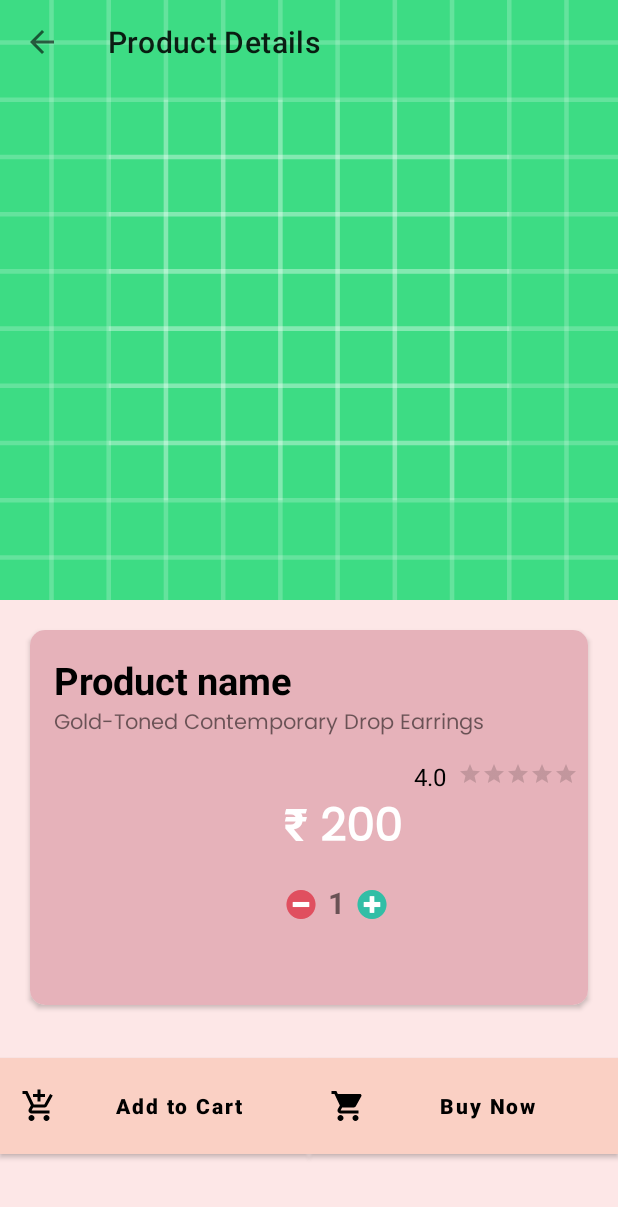
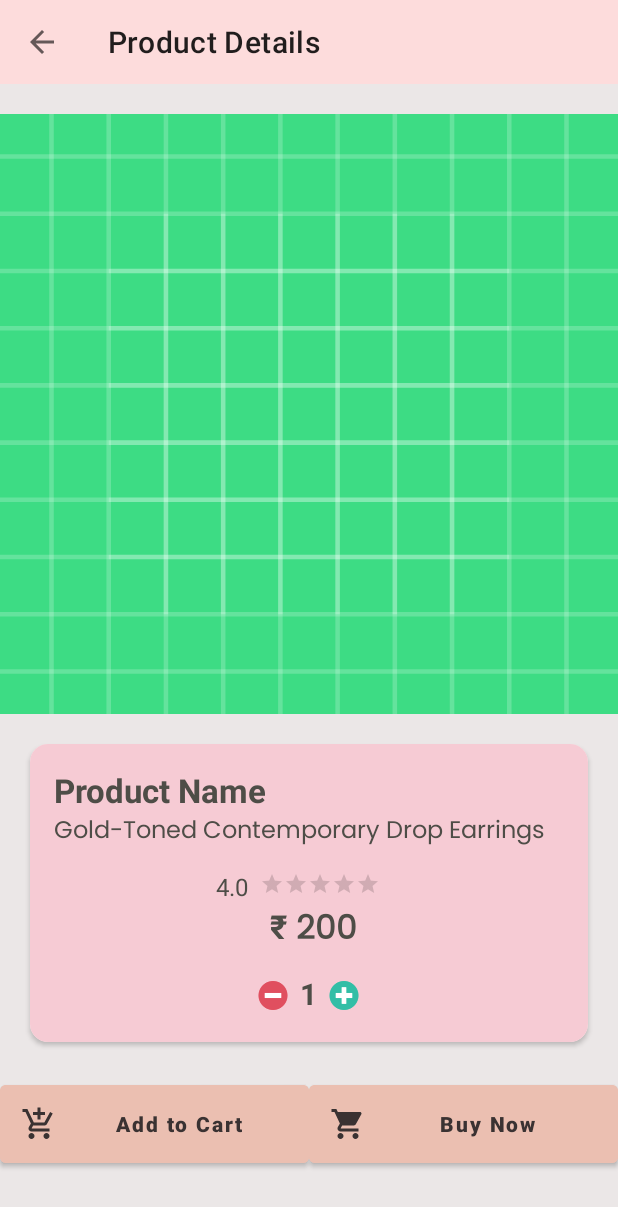
Before and after one commit to Anjalisinggh/kaizenArts, an Android app: the DetailedActivity screen opened directly, with no data from a screen before it, on a phone screen of 412 x 824 dp. Shown: the top 1207 px of the screen. Run offline under Robolectric (Android 15) with nearby library versions, the light colour scheme and no system bars; our stand-ins replace Firebase (no records; nobody signed in at launch, a user with empty details on screens opened directly); pictures from the network do not load.

Commit message:
changes done well

```diff
--- a/app/src/main/java/com/example/kaizenarts/fragments/HomeFragment.java
+++ b/app/src/main/java/com/example/kaizenarts/fragments/HomeFragment.java
@@ -162,7 +162,9 @@ public class HomeFragment extends Fragment {
     }
 
     private void setupPopularProductsRecyclerView() {
-        popularRecycleview.setLayoutManager(new GridLayoutManager(getActivity(), 2));
+        LinearLayoutManager layoutManager = new LinearLayoutManager(getActivity(), LinearLayoutManager.HORIZONTAL, false);
+        popularRecycleview.setLayoutManager(layoutManager);
+
         popularProductsmodelList = new ArrayList<>();
         popularProductsAdapter = new PopularProductsAdapter(getContext(), popularProductsmodelList);
         popularRecycleview.setAdapter(popularProductsAdapter);
@@ -171,6 +173,7 @@ public class HomeFragment extends Fragment {
                 .get()
                 .addOnCompleteListener(task -> handlePopularProductsResult(task));
     }
+
 
     private void handlePopularProductsResult(Task<QuerySnapshot> task) {
         if (task.isSuccessful()) {
--- a/app/src/main/res/layout/activity_detailed.xml
+++ b/app/src/main/res/layout/activity_detailed.xml
@@ -1,22 +1,28 @@
 <?xml version="1.0" encoding="utf-8"?>
-<androidx.constraintlayout.widget.ConstraintLayout xmlns:android="http://schemas.android.com/apk/res/android"
+<androidx.constraintlayout.widget.ConstraintLayout
+    xmlns:android="http://schemas.android.com/apk/res/android"
     xmlns:app="http://schemas.android.com/apk/res-auto"
     xmlns:tools="http://schemas.android.com/tools"
     android:id="@+id/main"
     android:layout_width="match_parent"
     android:layout_height="match_parent"
-
-    android:background="#BBFDDFDF"
+    android:background="#EBE7E7"
     tools:context=".activites.DetailedActivity">
 
     <!-- Product Image -->
+
+    <!-- Toolbar -->
+
     <ImageView
         android:id="@+id/detailed_img"
         android:layout_width="match_parent"
         android:layout_height="400dp"
+        android:layout_marginTop="76dp"
+        android:background="#F9F5F0"
         android:scaleType="centerCrop"
         android:src="@drawable/ic_launcher_background"
         app:layout_constraintEnd_toEndOf="parent"
+        app:layout_constraintHorizontal_bias="0.0"
         app:layout_constraintStart_toStartOf="parent"
         app:layout_constraintTop_toTopOf="parent" />
 
@@ -27,7 +33,9 @@
         app:layout_constraintEnd_toEndOf="parent"
         app:layout_constraintStart_toStartOf="parent"
         app:layout_constraintTop_toTopOf="parent"
-        app:title="Product Details"/>
+        app:title="Product Details"
+        android:background="#FDDCDC"
+        android:titleTextColor="#4E4D47" />
 
     <!-- Product Card -->
     <androidx.cardview.widget.CardView
@@ -36,19 +44,20 @@
         android:layout_height="wrap_content"
         android:layout_marginStart="20dp"
         android:layout_marginEnd="20dp"
-        android:elevation="10dp"
+        android:elevation="8dp"
         android:translationY="20dp"
-        app:cardCornerRadius="10dp"
+        app:cardCornerRadius="12dp"
+
         app:layout_constraintEnd_toEndOf="parent"
         app:layout_constraintStart_toStartOf="parent"
         app:layout_constraintTop_toBottomOf="@+id/detailed_img">
 
         <LinearLayout
-            android:layout_width="409dp"
-            android:layout_height="250dp"
-            android:background="#E6B2BA"
+            android:layout_width="match_parent"
+            android:layout_height="wrap_content"
             android:orientation="vertical"
-            android:padding="16dp">
+            android:padding="16dp"
+            android:background="#F6CBD4">
 
             <RelativeLayout
                 android:layout_width="match_parent"
@@ -58,13 +67,10 @@
                     android:id="@+id/detailed_name"
                     android:layout_width="wrap_content"
                     android:layout_height="wrap_content"
-
-                    android:text="Product name"
-                    android:textColor="@color/black"
-                    android:textSize="25sp"
+                    android:text="Product Name"
+                    android:textColor="#4E4D47"
+                    android:textSize="22sp"
                     android:textStyle="bold" />
-
-
             </RelativeLayout>
 
             <TextView
@@ -72,13 +78,14 @@
                 android:layout_width="match_parent"
                 android:layout_height="wrap_content"
                 android:fontFamily="@font/poppins"
-                android:text="Gold-Toned Contemporary Drop Earrings" />
-
+                android:text="Gold-Toned Contemporary Drop Earrings"
+                android:textColor="#4E4D47"
+                android:textSize="16sp" />
 
             <LinearLayout
                 android:layout_width="wrap_content"
                 android:layout_height="wrap_content"
-                android:layout_marginLeft="108pt"
+                android:layout_marginLeft="108dp"
                 android:layout_marginTop="12dp"
                 android:orientation="horizontal">
 
@@ -88,7 +95,7 @@
                     android:layout_height="wrap_content"
                     android:layout_marginEnd="8dp"
                     android:text="4.0"
-                    android:textColor="@color/black"
+                    android:textColor="#4E4D47"
                     android:textSize="16sp" />
 
                 <RatingBar
@@ -113,8 +120,8 @@
                     android:layout_height="wrap_content"
                     android:fontFamily="@font/poppins"
                     android:text=" ₹ "
-                    android:textColor="@color/white"
-                    android:textSize="30dp"
+                    android:textColor="#4E4D47"
+                    android:textSize="22dp"
                     android:textStyle="bold" />
 
                 <TextView
@@ -123,10 +130,9 @@
                     android:layout_height="wrap_content"
                     android:fontFamily="@font/poppins"
                     android:text="200"
-                    android:textColor="@color/white"
-                    android:textSize="30dp"
+                    android:textColor="#4E4D47"
+                    android:textSize="22dp"
                     android:textStyle="bold" />
-
             </LinearLayout>
 
             <LinearLayout
@@ -148,6 +154,7 @@
                     android:layout_width="wrap_content"
                     android:layout_height="wrap_content"
                     android:text="1"
+                    android:textColor="#4E4D47"
                     android:textSize="20sp"
                     android:textStyle="bold" />
 
@@ -158,8 +165,6 @@
                     android:layout_marginStart="8dp"
                     android:src="@drawable/plusicon" />
             </LinearLayout>
-
-
         </LinearLayout>
     </androidx.cardview.widget.CardView>
 
@@ -169,12 +174,12 @@
         android:layout_width="0dp"
         android:layout_height="wrap_content"
         android:drawableLeft="@drawable/mycart"
-        android:drawableTint="@color/black"
+        android:drawableTint="#3A3232"
         android:padding="14dp"
         android:text="Add to Cart"
-        android:background="@color/black"
+        android:backgroundTint="#EBBFB1"
         android:textAllCaps="false"
-        android:textColor="@color/black"
+        android:textColor="#3A3232"
         android:textStyle="bold"
         app:layout_constraintBottom_toBottomOf="parent"
         app:layout_constraintEnd_toStartOf="@+id/buy_now"
@@ -187,11 +192,11 @@
         android:layout_width="0dp"
         android:layout_height="wrap_content"
         android:drawableLeft="@drawable/ic_baseline_shopping_cart_24"
-        android:drawableTint="@color/black"
+        android:drawableTint="#3A3232"
         android:padding="14dp"
         android:text="Buy Now"
-        android:textColor="@color/black"
-        android:background="@color/blue"
+        android:backgroundTint="#EBBFB1"
+        android:textColor="#3A3232"
         android:textAllCaps="false"
         android:textStyle="bold"
         app:layout_constraintBottom_toBottomOf="parent"
--- a/app/src/main/res/layout/activity_login.xml
+++ b/app/src/main/res/layout/activity_login.xml
@@ -66,8 +66,8 @@
 
     <Button
         android:id="@+id/btn_sign_in"
-        android:layout_width="0dp"
-        android:layout_height="wrap_content"
+        android:layout_width="151dp"
+        android:layout_height="63dp"
         android:layout_marginTop="48dp"
         android:backgroundTint="#6B585F"
         android:fontFamily="monospace"
--- a/app/src/main/res/layout/activity_registration.xml
+++ b/app/src/main/res/layout/activity_registration.xml
@@ -92,8 +92,8 @@
 
     <Button
         android:id="@+id/btn_sign_up"
-        android:layout_width="0dp"
-        android:layout_height="wrap_content"
+        android:layout_width="149dp"
+        android:layout_height="63dp"
         android:layout_marginTop="40dp"
         android:backgroundTint="#68565C"
         android:fontFamily="monospace"
--- a/app/src/main/res/layout/show_all_item.xml
+++ b/app/src/main/res/layout/show_all_item.xml
@@ -29,19 +29,19 @@
                 app:srcCompat="@drawable/ic_launcher_foreground" />
 
             <TextView
-                android:textColor="#673AB7"
+                android:textColor="#15121D"
                 android:fontFamily="@font/amethysta"
                 android:id="@+id/item_cost"
                 android:layout_width="match_parent"
                 android:layout_height="wrap_content"
-                android:textSize="18sp"
+                android:textSize="15sp"
                 android:text="$ 34.0" />
 
             <TextView
                 android:id="@+id/item_nam"
                 android:layout_width="match_parent"
                 android:layout_height="wrap_content"
-                android:textSize="18sp"
+                android:textSize="15sp"
                 android:maxLength="15"
                 android:textColor="@color/black"
                 android:text="Woman T shirt"
```
Also changed, not shown: app/src/main/res/layout/activity_payment.xml (+10 -2 lines), app/src/main/res/layout/category_list.xml (+21 -15 lines), app/src/main/res/layout/fragment_home.xml (+13 -28 lines), app/src/main/res/layout/my_cart_item.xml (+56 -52 lines), app/src/main/res/layout/new_products.xml (+7 -6 lines), app/src/main/res/layout/popular_items.xml (+30 -29 lines), app/src/main/res/drawable/cart.jpg (deleted).
